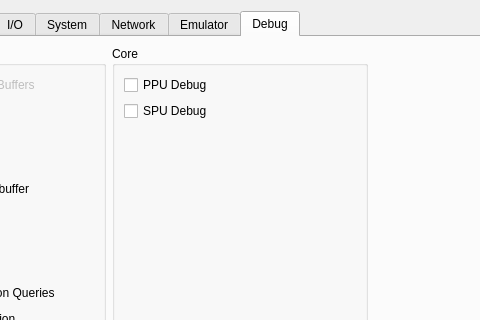
First picture: the form in rpcs3/rpcs3qt/settings_dialog.ui, repository RPCS3/rpcs3, before the edit; both pictures show x 171 to 651 and y 0 to 320 of the 816 by 570 pixel window.
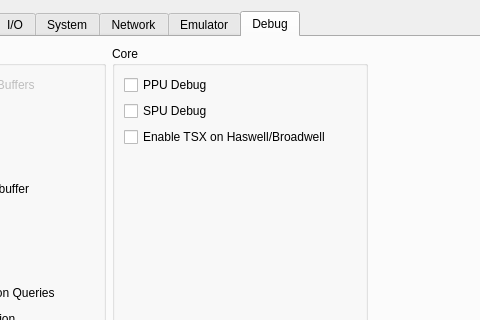
Second picture: the form after the edit. The open tabs and pages were chosen to show the change. Icons and pictures are not drawn.

Commit message: Add Checkbox for TSX on Haswell/Broadwell settings

Diff of the .ui file:
```diff
--- a/rpcs3/rpcs3qt/settings_dialog.ui
+++ b/rpcs3/rpcs3qt/settings_dialog.ui
@@ -1718,6 +1718,13 @@
               </property>
              </widget>
             </item>
+            <item>
+			          <widget class="QCheckBox" name="enableTSX">
+			           <property name="text">
+			            <string>Enable TSX on Haswell/Broadwell</string>
+			           </property>
+			          </widget>
+			         </item>
             <item>
              <spacer name="verticalSpacer">
               <property name="orientation">
```
